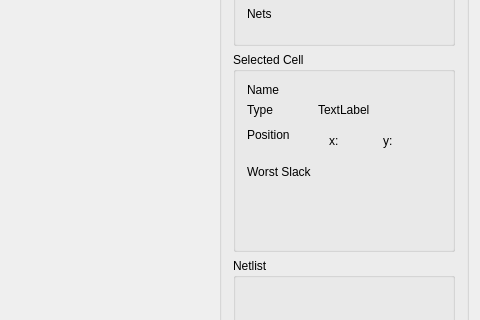
Before: the Qt Designer form apps/ophidian_gui/view/mainwindow.ui in eclufsc/ophidian, drawn with Qt 5; both pictures show x 544 to 1024 and y 182 to 502 of the 1024 by 687 pixel window.
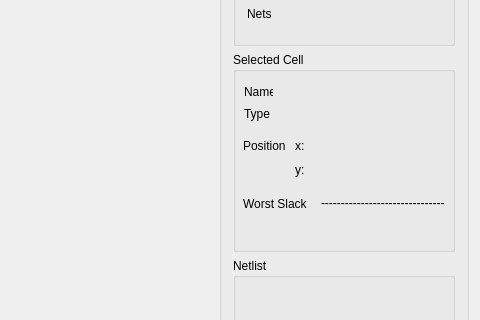
After: the same form once the commit is applied. Custom widgets are drawn as their Qt base class.

Commit message: Displaying the type of cells selected and the size of the chip.

What changed in the file:
```diff
--- a/apps/ophidian_gui/view/mainwindow.ui
+++ b/apps/ophidian_gui/view/mainwindow.ui
@@ -156,91 +156,159 @@
          <property name="title">
           <string>Selected Cell</string>
          </property>
-         <layout class="QFormLayout" name="formLayout_2">
-          <item row="0" column="0">
+         <widget class="QWidget" name="NameType" native="true">
+          <property name="geometry">
+           <rect>
+            <x>0</x>
+            <y>20</y>
+            <width>51</width>
+            <height>61</height>
+           </rect>
+          </property>
+          <layout class="QVBoxLayout" name="verticalLayout_3">
+           <item>
            <widget class="QLabel" name="selectedCellName">
             <property name="text">
              <string>Name</string>
             </property>
            </widget>
           </item>
-          <item row="1" column="0">
+           <item>
            <widget class="QLabel" name="selectedCellType">
             <property name="text">
              <string>Type</string>
             </property>
            </widget>
           </item>
-          <item row="2" column="0">
-           <widget class="QLabel" name="selectedCellPosition">
-            <property name="text">
-             <string>Position</string>
-            </property>
-           </widget>
-          </item>
-          <item row="3" column="0">
+          </layout>
+         </widget>
+         <widget class="QWidget" name="widget_2" native="true">
+          <property name="geometry">
+           <rect>
+            <x>190</x>
+            <y>40</y>
+            <width>120</width>
+            <height>80</height>
+           </rect>
+          </property>
+         </widget>
            <widget class="QLabel" name="selectedCellWSlack">
+          <property name="geometry">
+           <rect>
+            <x>10</x>
+            <y>142</y>
+            <width>83</width>
+            <height>19</height>
+           </rect>
+          </property>
             <property name="text">
              <string>Worst Slack</string>
             </property>
            </widget>
-          </item>
-          <item row="0" column="1">
+         <widget class="QLabel" name="selectedCellPosition">
+          <property name="geometry">
+           <rect>
+            <x>10</x>
+            <y>80</y>
+            <width>51</width>
+            <height>27</height>
+           </rect>
+          </property>
+          <property name="text">
+           <string>Position</string>
+          </property>
+         </widget>
+         <widget class="QWidget" name="NameType_2" native="true">
+          <property name="geometry">
+           <rect>
+            <x>50</x>
+            <y>20</y>
+            <width>171</width>
+            <height>61</height>
+           </rect>
+          </property>
+          <layout class="QVBoxLayout" name="verticalLayout_4">
+           <item>
+            <widget class="QLabel" name="selectedCellType_2">
+             <property name="text">
+              <string/>
+             </property>
+            </widget>
+           </item>
+           <item>
            <widget class="QLabel" name="selectedCellName_2">
             <property name="text">
              <string/>
             </property>
            </widget>
           </item>
-          <item row="2" column="1">
-           <widget class="QWidget" name="selectedCellPosition_2" native="true">
-            <layout class="QHBoxLayout" name="horizontalLayout_2">
-             <item>
+          </layout>
+         </widget>
+         <widget class="QLabel" name="selectedCell_y">
+          <property name="geometry">
+           <rect>
+            <x>62</x>
+            <y>105</y>
+            <width>16</width>
+            <height>26</height>
+           </rect>
+          </property>
+          <property name="text">
+           <string>y:</string>
+          </property>
+         </widget>
               <widget class="QLabel" name="selectedCell_x">
+          <property name="geometry">
+           <rect>
+            <x>62</x>
+            <y>76</y>
+            <width>16</width>
+            <height>35</height>
+           </rect>
+          </property>
                <property name="text">
                 <string>x:</string>
                </property>
               </widget>
-             </item>
-             <item>
               <widget class="QLabel" name="selectedCell_x_2">
+          <property name="geometry">
+           <rect>
+            <x>80</x>
+            <y>83</y>
+            <width>141</width>
+            <height>21</height>
+           </rect>
+          </property>
                <property name="text">
                 <string/>
                </property>
               </widget>
-             </item>
-             <item>
-              <widget class="QLabel" name="selectedCell_y">
-               <property name="text">
-                <string>y:</string>
-               </property>
-              </widget>
-             </item>
-             <item>
               <widget class="QLabel" name="selectedCell_y_2">
+          <property name="geometry">
+           <rect>
+            <x>80</x>
+            <y>108</y>
+            <width>141</width>
+            <height>21</height>
+           </rect>
+          </property>
                <property name="text">
                 <string/>
                </property>
               </widget>
-             </item>
-            </layout>
-           </widget>
-          </item>
-          <item row="3" column="1">
            <widget class="QLabel" name="selectedCellWSlack_2">
-            <property name="text">
-             <string/>
-            </property>
-           </widget>
-          </item>
-          <item row="1" column="1">
-           <widget class="QLabel" name="selectedCellType_2">
+          <property name="geometry">
+           <rect>
+            <x>88</x>
+            <y>140</y>
+            <width>131</width>
+            <height>21</height>
+           </rect>
+          </property>
             <property name="text">
-             <string>TextLabel</string>
-            </property>
-           </widget>
-          </item>
-         </layout>
+           <string>-------------------------------</string>
+          </property>
+         </widget>
         </widget>
        </item>
        <item>
```
Left out of the diff: 1 changed line with no effect on the pictures. Lines whose indentation alone changed are shown as unchanged. The commit also changes 7 other files.
